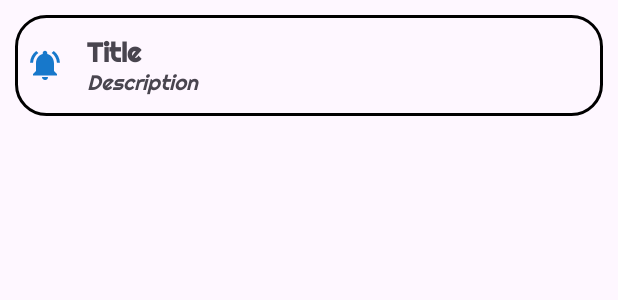
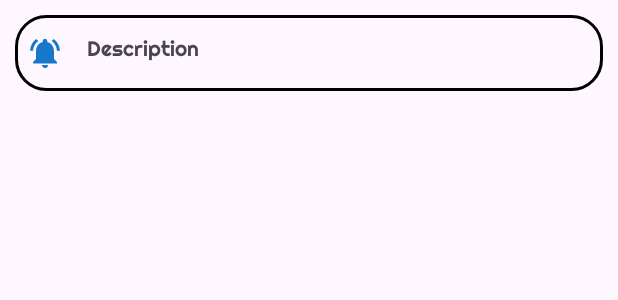
Before and after one commit to Team-17-MMM/BookingAppMobileTeam17, an Android app: the layout notification_card.xml on its own in the app's theme, with its tools: preview values and no code run, on a phone screen of 412 x 824 dp. Shown: the top 300 px of the screen. Run offline under Robolectric (Android 15) with nearby library versions, the phone set to English and light mode, and no system bars.

Commit message:
showing only enabled notifications

```diff
--- a/app/src/main/java/com/example/bookingappteam17/fragments/notification/NotificationsPageViewModel.java
+++ b/app/src/main/java/com/example/bookingappteam17/fragments/notification/NotificationsPageViewModel.java
@@ -27,7 +27,7 @@ public class NotificationsPageViewModel extends ViewModel {
     }
 
     public void loadNotifications(String username, Long id) {
-        Call<HashSet<NotificationDTO>> call = ClientUtils.accommodationService.getUserNotifications(id);
+        Call<HashSet<NotificationDTO>> call = ClientUtils.accommodationService.getUserNotificationsEnabled(id);
         call.enqueue(new Callback<HashSet<NotificationDTO>>() {
             @Override
             public void onResponse(Call<HashSet<NotificationDTO>> call, Response<HashSet<NotificationDTO>> response) {
--- a/app/src/main/java/com/example/bookingappteam17/services/accommodation/IAccommodationService.java
+++ b/app/src/main/java/com/example/bookingappteam17/services/accommodation/IAccommodationService.java
@@ -44,6 +44,9 @@ public interface IAccommodationService {
 
     @GET("notification/user/{id}")
     Call<HashSet<NotificationDTO>> getUserNotifications(@Path("id") Long id);
+
+    @GET("notification/user/enabled/{id}")
+    Call<HashSet<NotificationDTO>> getUserNotificationsEnabled(@Path("id") Long id);
 
     @GET("accommodation/cardsFavorite/{id}")
     Call<HashSet<AccommodationCardRDTO>> getFavoriteAccommodationsCards(@Path("id") Long id);
--- a/app/src/main/res/layout/notification_card.xml
+++ b/app/src/main/res/layout/notification_card.xml
@@ -31,13 +31,6 @@
         android:layout_marginBottom="8dp">
 
         <!-- Title of notification -->
-        <TextView
-            android:id="@+id/notification_title"
-            android:layout_width="match_parent"
-            android:layout_height="wrap_content"
-            android:text="@string/notification_title"
-            android:textSize="18sp"
-            android:textStyle="bold"/>
 
         <!-- Description of notification -->
         <TextView
@@ -46,7 +39,7 @@
             android:layout_height="wrap_content"
             android:text="@string/notification_description"
             android:textSize="14sp"
-            android:textStyle="italic"/>
+            />
     </LinearLayout>
 
 </LinearLayout>
```
Also changed, not shown: app/src/main/java/com/example/bookingappteam17/fragments/notification/NotificationListAdapter.java (+18 -3 lines).
